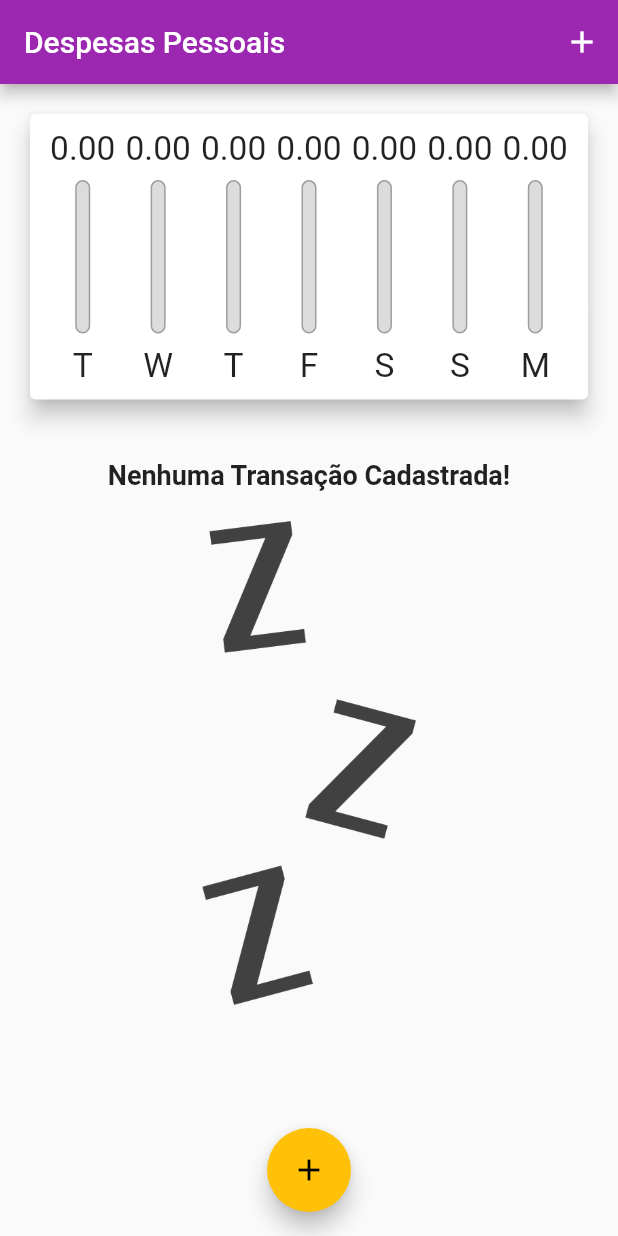
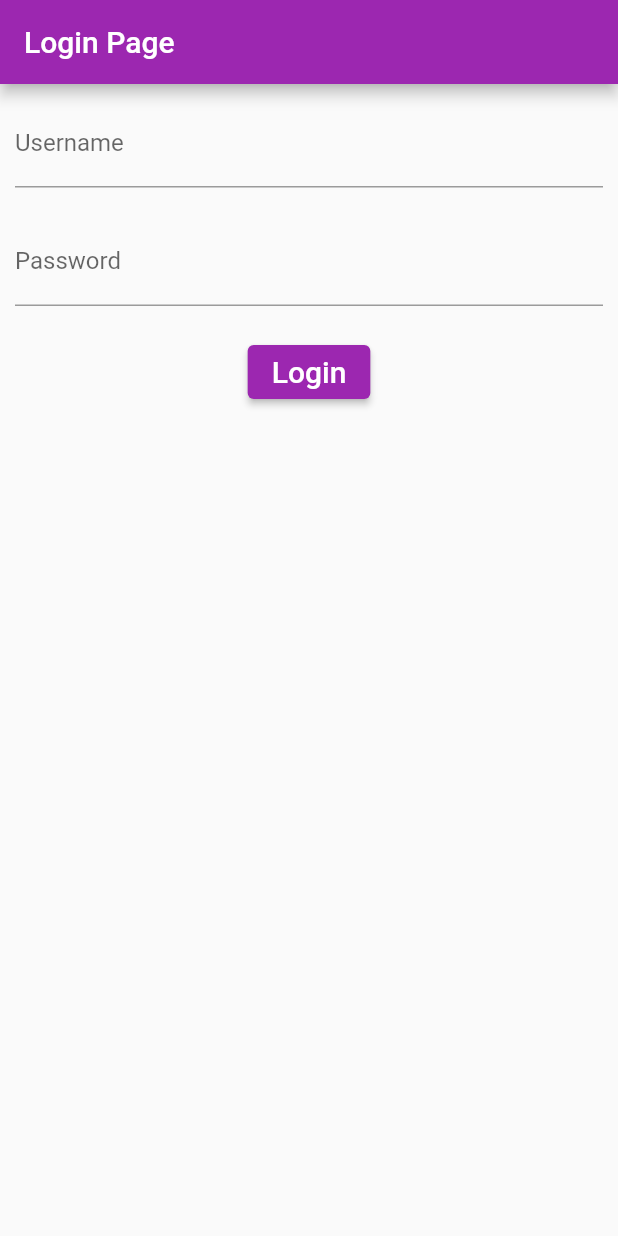
Before and after one commit to helderzack/curso_flutter, a Flutter app: the screen it shows after launch, on a phone screen of 412 x 824 dp. Run offline on Flutter 3.47's test engine with Material 2 defaults, Android fonts, the phone set to English and light mode, and no system bars; our stand-ins replace sqflite; accounts and stored records are empty.

Commit message:
I have started to develop the login page. CUrrently, I'm using navigator to navigate between the login page and the home page

```diff
--- a/despesas_pessoais/lib/main.dart
+++ b/despesas_pessoais/lib/main.dart
@@ -10,7 +10,85 @@ import '../db/database_helper.dart';
 
 void main() {
   WidgetsFlutterBinding.ensureInitialized();
-  runApp(DespesasPessoaisApp());
+  // runApp(DespesasPessoaisApp());
+  runApp(LoginPage());
+}
+
+class LoginPage extends StatelessWidget {
+  @override
+  Widget build(BuildContext context) {
+    return MaterialApp(
+      home: LoginPageHome(),
+      theme: ThemeData(
+        primarySwatch: Colors.purple,
+        // accentColor: Colors.amber,
+        textTheme: ThemeData.light().textTheme.copyWith(
+              headline6: TextStyle(
+                fontSize: 18,
+                fontWeight: FontWeight.bold,
+              ),
+            ),
+      ),
+    );
+  }
+}
+
+class LoginPageHome extends StatefulWidget {
+  @override
+  _LoginPageHomeState createState() => _LoginPageHomeState();
+}
+
+class _LoginPageHomeState extends State<LoginPageHome> {
+  void login() {
+    Navigator.push(
+      context,
+      MaterialPageRoute(
+        builder: (context) => MyHomePage(),
+      ),
+    );
+  }
+
+  @override
+  Widget build(BuildContext context) {
+    return Scaffold(
+      appBar: AppBar(
+        title: Text('Login Page'),
+      ),
+      body: SingleChildScrollView(
+        child: Column(
+          mainAxisAlignment: MainAxisAlignment.spaceAround,
+          children: [
+            Container(
+              margin: EdgeInsets.all(10),
+              child: TextField(
+                decoration: InputDecoration(labelText: 'Username'),
+              ),
+            ),
+            Container(
+              margin: EdgeInsets.all(10),
+              child: TextField(
+                decoration: InputDecoration(labelText: 'Password'),
+              ),
+            ),
+            Container(
+              margin: EdgeInsets.all(10),
+              child: ElevatedButton(
+                onPressed: () {
+                  login();
+                },
+                child: Text(
+                  'Login',
+                  style: TextStyle(
+                    fontSize: 20,
+                  ),
+                ),
+              ),
+            ),
+          ],
+        ),
+      ),
+    );
+  }
 }
 
 class DespesasPessoaisApp extends StatelessWidget {
@@ -19,8 +97,12 @@ class DespesasPessoaisApp extends StatelessWidget {
     return MaterialApp(
       home: MyHomePage(),
       theme: ThemeData(
-        primarySwatch: Colors.purple,
-        accentColor: Colors.amber,
+        colorScheme: ColorScheme.light(
+          primary: Colors.purple,
+          secondary: Colors.amber,
+        ),
+        // primarySwatch: Colors.purple,
+        // accentColor: Colors.amber,
         textTheme: ThemeData.light().textTheme.copyWith(
               headline6: TextStyle(
                 fontSize: 18,
@@ -47,6 +129,10 @@ class _MyHomePageState extends State<MyHomePage> {
     DatabaseHelper.instance.addFinancialTransaction(newTransaction);
     Navigator.of(context).pop();
     setState(() {});
+  }
+
+  void _logout() {
+    Navigator.pop(context);
   }
 
   void _removeTransaction(int id) {
@@ -89,6 +175,8 @@ class _MyHomePageState extends State<MyHomePage> {
     final iconList = Platform.isIOS ? CupertinoIcons.square_list : Icons.list;
     final chartList =
         Platform.isIOS ? CupertinoIcons.chart_bar : Icons.stacked_bar_chart;
+    final logoutList =
+        Platform.isIOS ? CupertinoIcons.arrow_left : Icons.logout;
 
     final actions = <Widget>[
       if (isLandscape)
@@ -104,9 +192,13 @@ class _MyHomePageState extends State<MyHomePage> {
         Platform.isIOS ? CupertinoIcons.add : Icons.add,
         () => _openTransactionForm(),
       ),
+      _getIconButton(logoutList,
+      () => _logout(),
+      ),
     ];
 
     final appBar = AppBar(
+      automaticallyImplyLeading: false,
       backgroundColor: Colors.purple,
       title: Text("Despesas Pessoais"),
       actions: actions,
@@ -164,6 +256,7 @@ class _MyHomePageState extends State<MyHomePage> {
                 ? Container()
                 : FloatingActionButton(
                     child: Icon(Icons.add),
+                    backgroundColor: Theme.of(context).colorScheme.secondary,
                     onPressed: () => _openTransactionForm(),
                   ),
             floatingActionButtonLocation:
```
Also changed, not shown: despesas_pessoais/pubspec.lock.
